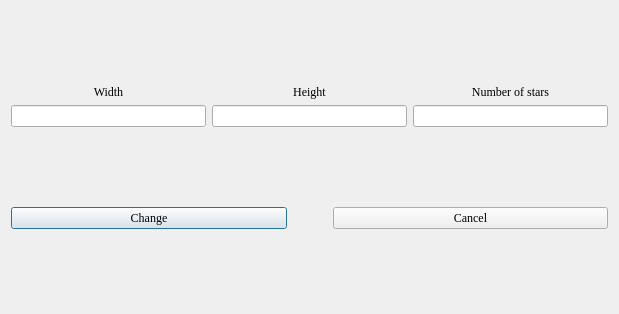
Before: the Qt Designer form Programming/4_sem (OVP)/SpaceSim/winchange.ui in Anastasia1111/Labs, drawn with Qt 5.
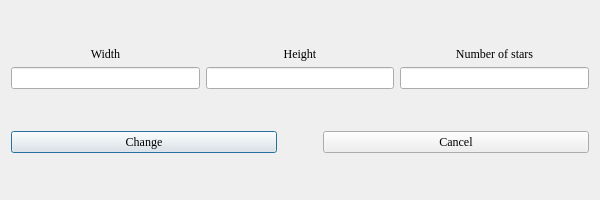
After: the same form once the commit is applied.

Diff of the .ui file:
```diff
--- a/Programming/4_sem (OVP)/SpaceSim/winchange.ui
+++ b/Programming/4_sem (OVP)/SpaceSim/winchange.ui
@@ -6,10 +6,16 @@
    <rect>
     <x>0</x>
     <y>0</y>
-    <width>619</width>
-    <height>314</height>
+    <width>600</width>
+    <height>200</height>
    </rect>
   </property>
+  <property name="sizePolicy">
+   <sizepolicy hsizetype="Fixed" vsizetype="Fixed">
+    <horstretch>0</horstretch>
+    <verstretch>0</verstretch>
+   </sizepolicy>
+  </property>
   <property name="font">
    <font>
     <family>Times New Roman</family>
```
